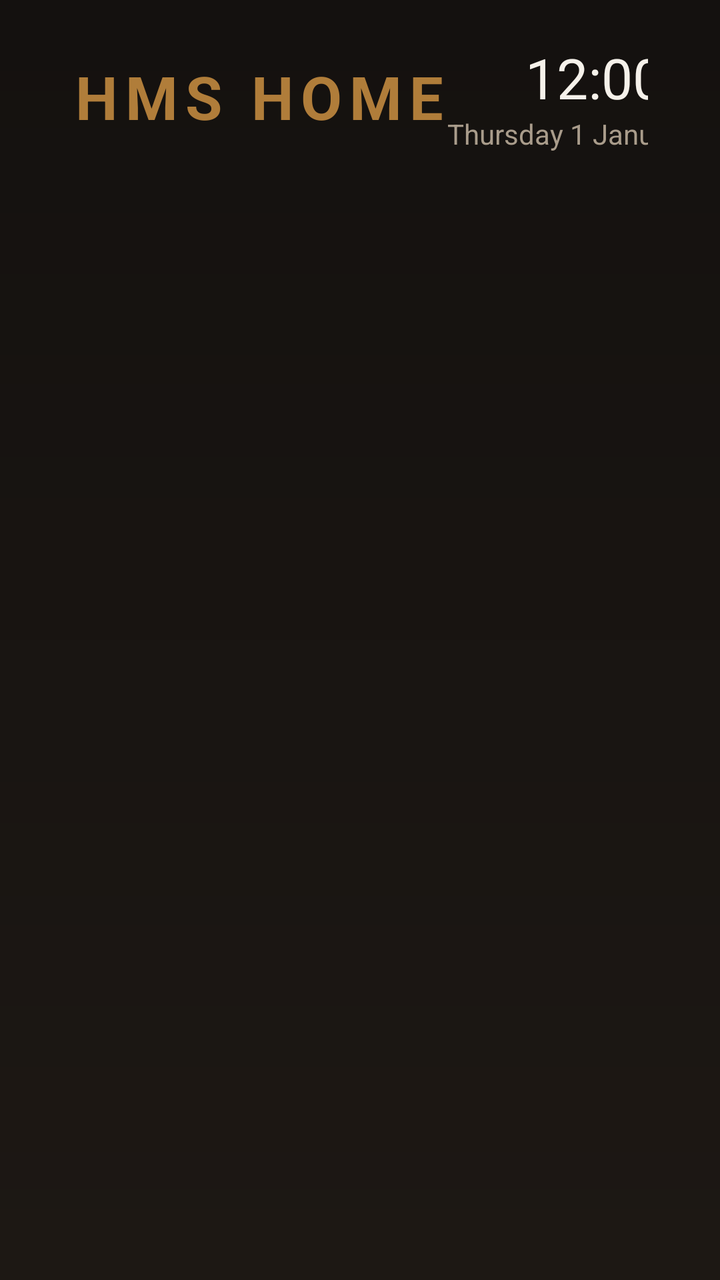
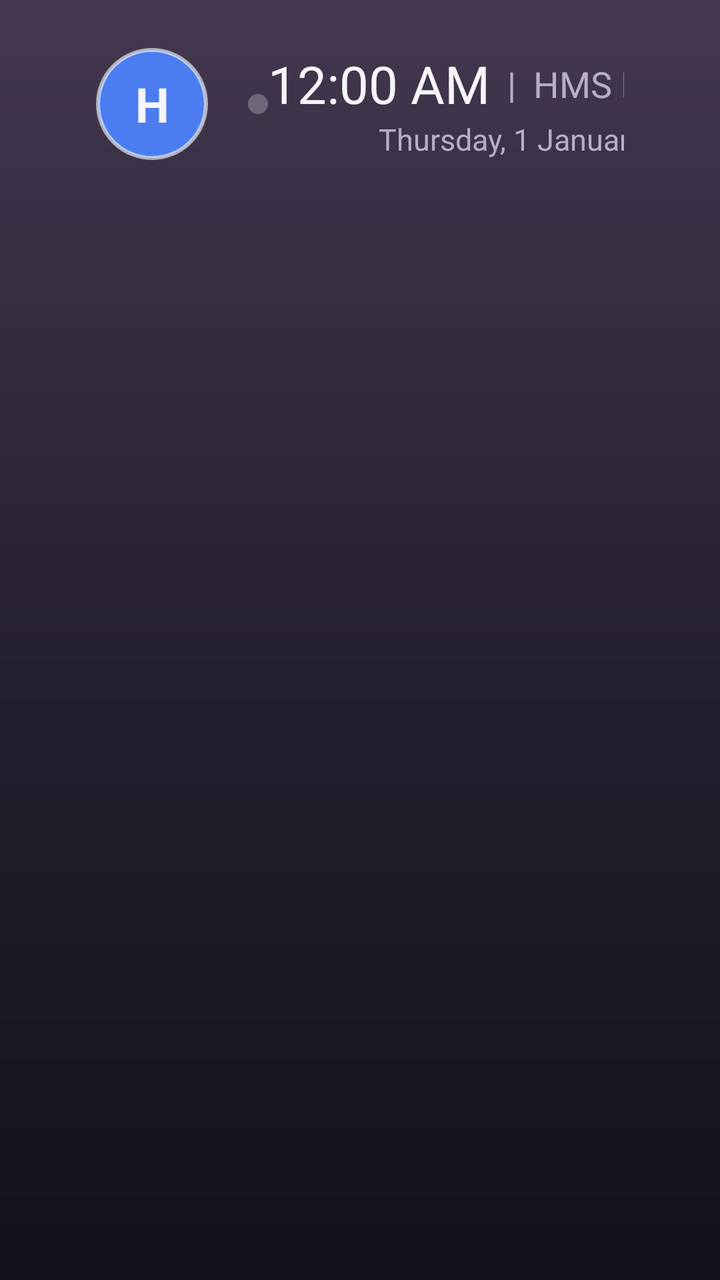

Before-and-after screenshots of an Android layout around one commit, followed by the original layout XML and the change that was made.
<!-- AndroidManifest.xml: application theme Theme.HMS -->
<!-- res/layout/activity_home.xml -->
<?xml version="1.0" encoding="utf-8"?>
<LinearLayout xmlns:android="http://schemas.android.com/apk/res/android"
    android:layout_width="match_parent" android:layout_height="match_parent"
    android:orientation="vertical" android:paddingLeft="36dp" android:paddingRight="36dp" android:paddingTop="20dp">
    <LinearLayout android:layout_width="match_parent" android:layout_height="wrap_content" android:gravity="center_vertical" android:orientation="horizontal">
        <TextView android:layout_width="wrap_content" android:layout_height="wrap_content" android:text="HMS HOME"
            android:textColor="@color/bronze" android:textSize="30sp" android:textStyle="bold" android:letterSpacing="0.12"/>
        <View android:layout_width="0dp" android:layout_height="1dp" android:layout_weight="1"/>
        <LinearLayout android:layout_width="wrap_content" android:layout_height="wrap_content" android:orientation="vertical" android:gravity="end">
            <TextClock android:id="@+id/clock" android:layout_width="wrap_content" android:layout_height="wrap_content"
                android:format12Hour="hh:mm a" android:format24Hour="HH:mm" android:textColor="@color/white" android:textSize="28sp"/>
            <TextClock android:id="@+id/date" android:layout_width="wrap_content" android:layout_height="wrap_content"
                android:format12Hour="EEEE d MMMM yyyy" android:format24Hour="EEEE d MMMM yyyy" android:textColor="@color/secondary" android:textSize="14sp"/>
        </LinearLayout>
    </LinearLayout>
    <LinearLayout android:id="@+id/nav" android:layout_width="match_parent" android:layout_height="wrap_content" android:layout_marginTop="10dp" android:orientation="horizontal"/>
    <ScrollView android:id="@+id/scroll" android:layout_width="match_parent" android:layout_height="match_parent" android:fillViewport="true" android:scrollbars="none">
        <LinearLayout android:id="@+id/rows" android:layout_width="match_parent" android:layout_height="wrap_content" android:orientation="vertical" android:paddingBottom="30dp"/>
    </ScrollView>
</LinearLayout>
<!-- resources referenced by this layout -->
<resources>
  <color name="bronze">#B07D3A</color>
  <color name="secondary">#A99C8B</color>
  <color name="white">#F5F1EA</color>
  <style name="Theme.HMS" parent="android:Theme.Material.NoActionBar">
          <item name="android:windowBackground">@drawable/bg_main</item>
          <item name="android:windowFullscreen">true</item>
          <item name="android:colorPrimary">@color/charcoal</item>
          <item name="android:colorAccent">@color/bronze</item>
          <item name="android:colorControlActivated">@color/bronze</item>
          <item name="android:textColorPrimary">@color/white</item>
          <item name="android:textColorSecondary">@color/secondary</item>
          <item name="android:textColorHint">@color/secondary</item>
      </style>
  <!-- drawable bg_main (drawable) -->
  <?xml version="1.0" encoding="utf-8"?>
  <shape xmlns:android="http://schemas.android.com/apk/res/android" android:shape="rectangle">
      <gradient android:angle="270" android:startColor="#14110F" android:endColor="#1D1814"/>
  </shape>
  <color name="charcoal">#14110F</color>
</resources>

<!-- the commit's change to res/layout/activity_home.xml (unified diff, before → after) -->
@@ -1,20 +1,29 @@
 <?xml version="1.0" encoding="utf-8"?>
 <LinearLayout xmlns:android="http://schemas.android.com/apk/res/android"
     android:layout_width="match_parent" android:layout_height="match_parent"
-    android:orientation="vertical" android:paddingLeft="36dp" android:paddingRight="36dp" android:paddingTop="20dp">
+    android:orientation="vertical" android:clipChildren="false"
+    android:paddingLeft="48dp" android:paddingRight="48dp" android:paddingTop="24dp">
     <LinearLayout android:layout_width="match_parent" android:layout_height="wrap_content" android:gravity="center_vertical" android:orientation="horizontal">
-        <TextView android:layout_width="wrap_content" android:layout_height="wrap_content" android:text="HMS HOME"
-            android:textColor="@color/bronze" android:textSize="30sp" android:textStyle="bold" android:letterSpacing="0.12"/>
+        <TextView android:id="@+id/avatar" android:layout_width="56dp" android:layout_height="56dp" android:gravity="center"
+            android:text="H" android:textColor="@color/white" android:textSize="24sp" android:textStyle="bold" android:background="@drawable/bg_avatar"/>
+        <LinearLayout android:id="@+id/nav" android:layout_width="wrap_content" android:layout_height="wrap_content"
+            android:layout_marginLeft="20dp" android:padding="5dp" android:orientation="horizontal" android:gravity="center_vertical"
+            android:background="@drawable/bg_pill"/>
         <View android:layout_width="0dp" android:layout_height="1dp" android:layout_weight="1"/>
         <LinearLayout android:layout_width="wrap_content" android:layout_height="wrap_content" android:orientation="vertical" android:gravity="end">
-            <TextClock android:id="@+id/clock" android:layout_width="wrap_content" android:layout_height="wrap_content"
-                android:format12Hour="hh:mm a" android:format24Hour="HH:mm" android:textColor="@color/white" android:textSize="28sp"/>
+            <LinearLayout android:layout_width="wrap_content" android:layout_height="wrap_content" android:orientation="horizontal" android:gravity="center_vertical">
+                <TextClock android:id="@+id/clock" android:layout_width="wrap_content" android:layout_height="wrap_content"
+                    android:format12Hour="h:mm a" android:format24Hour="HH:mm" android:textColor="@color/white" android:textSize="26sp"/>
+                <TextView android:layout_width="wrap_content" android:layout_height="wrap_content" android:text="  |  HMS Home"
+                    android:textColor="@color/secondary" android:textSize="18sp"/>
+            </LinearLayout>
             <TextClock android:id="@+id/date" android:layout_width="wrap_content" android:layout_height="wrap_content"
-                android:format12Hour="EEEE d MMMM yyyy" android:format24Hour="EEEE d MMMM yyyy" android:textColor="@color/secondary" android:textSize="14sp"/>
+                android:format12Hour="EEEE, d MMMM yyyy" android:format24Hour="EEEE, d MMMM yyyy" android:textColor="@color/secondary" android:textSize="15sp"/>
         </LinearLayout>
     </LinearLayout>
-    <LinearLayout android:id="@+id/nav" android:layout_width="match_parent" android:layout_height="wrap_content" android:layout_marginTop="10dp" android:orientation="horizontal"/>
-    <ScrollView android:id="@+id/scroll" android:layout_width="match_parent" android:layout_height="match_parent" android:fillViewport="true" android:scrollbars="none">
-        <LinearLayout android:id="@+id/rows" android:layout_width="match_parent" android:layout_height="wrap_content" android:orientation="vertical" android:paddingBottom="30dp"/>
+    <ScrollView android:id="@+id/scroll" android:layout_width="match_parent" android:layout_height="match_parent"
+        android:layout_marginTop="8dp" android:fillViewport="true" android:scrollbars="none" android:clipChildren="false">
+        <LinearLayout android:id="@+id/rows" android:layout_width="match_parent" android:layout_height="wrap_content"
+            android:orientation="vertical" android:clipChildren="false" android:paddingBottom="40dp"/>
     </ScrollView>
 </LinearLayout>
<!-- resource entries referenced after the edit -->
@@ -1,11 +1,23 @@
 <!-- resources referenced by this layout -->
 <resources>
-  <color name="bronze">#B07D3A</color>
-  <color name="secondary">#A99C8B</color>
-  <color name="white">#F5F1EA</color>
+  <color name="bronze">#AECBFA</color>
+  <color name="secondary">#B6AFC6</color>
+  <color name="white">#F7F5FB</color>
+  <!-- drawable bg_avatar (drawable) -->
+  <?xml version="1.0" encoding="utf-8"?>
+  <shape xmlns:android="http://schemas.android.com/apk/res/android" android:shape="oval">
+      <solid android:color="@color/avatar"/><stroke android:width="2dp" android:color="#99FFFFFF"/>
+  </shape>
+  <!-- drawable bg_pill (drawable) -->
+  <?xml version="1.0" encoding="utf-8"?>
+  <shape xmlns:android="http://schemas.android.com/apk/res/android" android:shape="rectangle">
+      <solid android:color="@color/pill"/><corners android:radius="36dp"/>
+  </shape>
   <style name="Theme.HMS" parent="android:Theme.Material.NoActionBar">
           <item name="android:windowBackground">@drawable/bg_main</item>
           <item name="android:windowFullscreen">true</item>
+          <item name="android:navigationBarColor">@android:color/transparent</item>
+          <item name="android:statusBarColor">@android:color/transparent</item>
           <item name="android:colorPrimary">@color/charcoal</item>
           <item name="android:colorAccent">@color/bronze</item>
           <item name="android:colorControlActivated">@color/bronze</item>
@@ -13,11 +25,13 @@
           <item name="android:textColorSecondary">@color/secondary</item>
           <item name="android:textColorHint">@color/secondary</item>
       </style>
+  <color name="avatar">#4C7DF0</color>
+  <color name="pill">#40FFFFFF</color>
   <!-- drawable bg_main (drawable) -->
   <?xml version="1.0" encoding="utf-8"?>
   <shape xmlns:android="http://schemas.android.com/apk/res/android" android:shape="rectangle">
-      <gradient android:angle="270" android:startColor="#14110F" android:endColor="#1D1814"/>
+      <gradient android:angle="270" android:startColor="#43384F" android:centerColor="#272031" android:endColor="#14101A"/>
   </shape>
-  <color name="charcoal">#14110F</color>
+  <color name="charcoal">#17131D</color>
 </resources>
 
